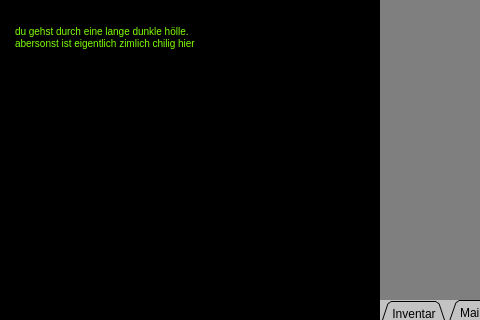
Before: the Qt Designer form SpieleprogrammierungQT/mainwindow.ui in EmiliaJacob/Console-game-2021, drawn with Qt 5; both pictures show x 0 to 480 and y 0 to 320 of the 800 by 600 pixel window.
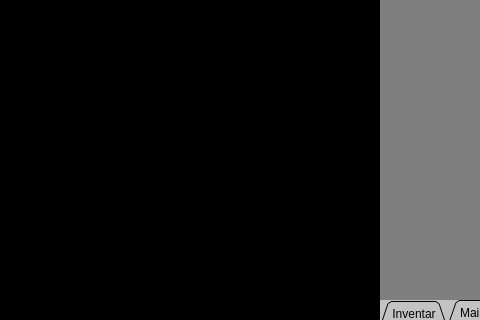
After: the same form once the commit is applied.

Commit message: ui die mich hast

Patch:
```diff
--- a/SpieleprogrammierungQT/mainwindow.ui
+++ b/SpieleprogrammierungQT/mainwindow.ui
@@ -74,12 +74,12 @@
 &lt;html&gt;&lt;head&gt;&lt;meta name=&quot;qrichtext&quot; content=&quot;1&quot; /&gt;&lt;style type=&quot;text/css&quot;&gt;
 p, li { white-space: pre-wrap; }
 &lt;/style&gt;&lt;/head&gt;&lt;body style=&quot; font-family:'MS Shell Dlg 2'; font-size:7.8pt; font-weight:400; font-style:normal;&quot;&gt;
-&lt;p style=&quot; margin-top:0px; margin-bottom:0px; margin-left:0px; margin-right:0px; -qt-block-indent:0; text-indent:0px;&quot;&gt;&lt;span style=&quot; color:#7fff00;&quot;&gt;du gehst durch eine lange dunkle hölle.&lt;br /&gt;abersonst ist eigentlich zimlich chilig hier&lt;/span&gt;&lt;/p&gt;&lt;/body&gt;&lt;/html&gt;</string>
+&lt;p style=&quot; margin-top:0px; margin-bottom:0px; margin-left:0px; margin-right:0px; -qt-block-indent:0; text-indent:0px;&quot;&gt;Welcom&lt;/p&gt;&lt;/body&gt;&lt;/html&gt;</string>
          </property>
         </widget>
        </widget>
       </widget>
-      <widget class="QWidget" name="">
+      <widget class="QWidget" name="layoutWidget">
        <property name="geometry">
         <rect>
          <x>10</x>
```
The commit also changes 2 other files.
